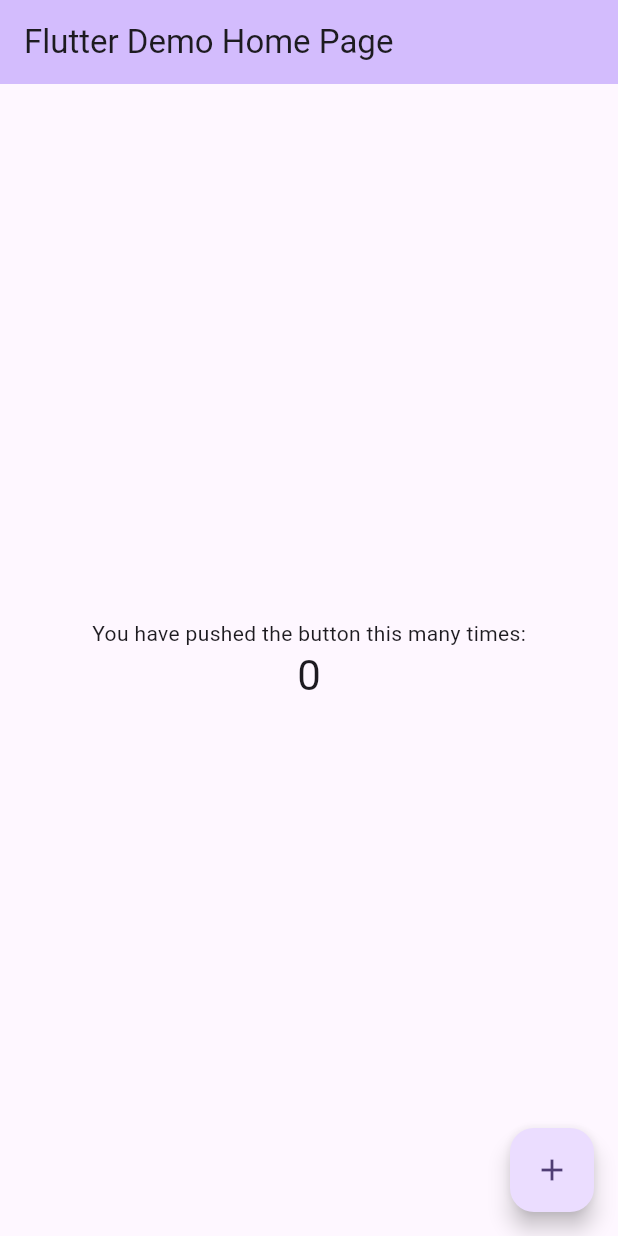
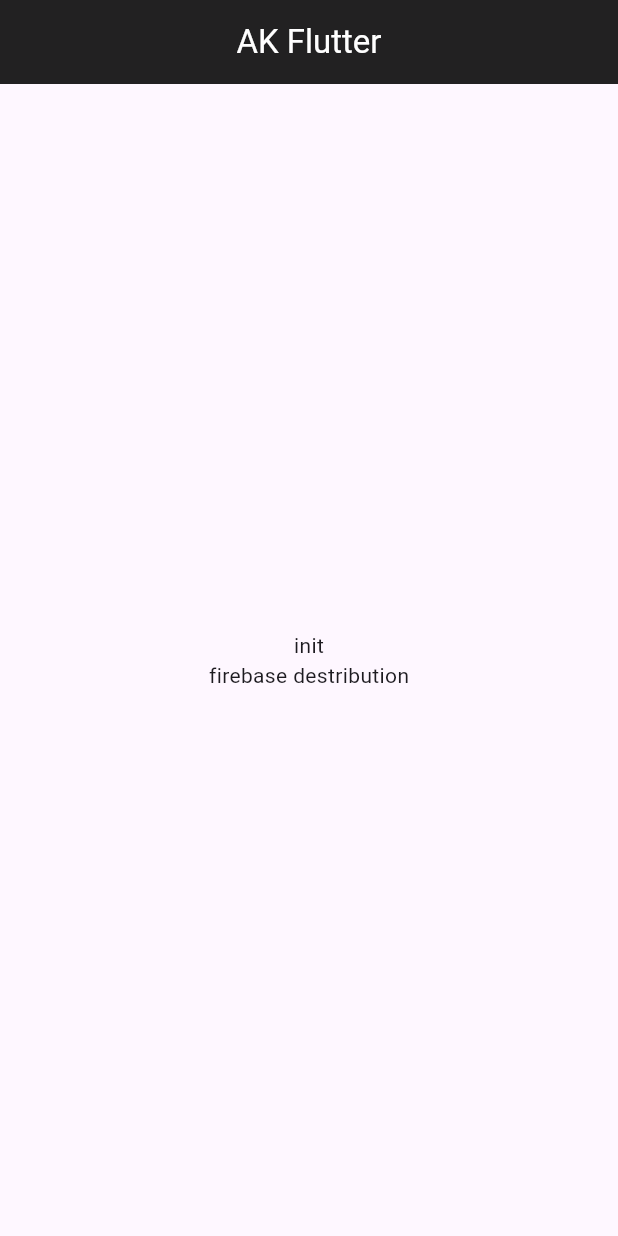
Before and after one commit to rensawamo/firebase_destribution, a Flutter app: the screen it shows after launch, on a phone screen of 412 x 824 dp. Run offline on Flutter 3.47's test engine with Material 3 defaults, Android fonts, the phone set to English and light mode, and no system bars; our stand-ins replace firebase_core; accounts and stored records are empty.

Commit message:
firebase の導入とセットアップ

```diff
--- a/lib/main.dart
+++ b/lib/main.dart
@@ -1,6 +1,9 @@
+import 'package:firebase_core/firebase_core.dart';
 import 'package:flutter/material.dart';
 
-void main() {
+void main() async {
+  WidgetsFlutterBinding.ensureInitialized();
+  await Firebase.initializeApp();
   runApp(const MyApp());
 }
 
@@ -11,115 +14,44 @@ class MyApp extends StatelessWidget {
   @override
   Widget build(BuildContext context) {
     return MaterialApp(
+      debugShowCheckedModeBanner: false,
       title: 'Flutter Demo',
       theme: ThemeData(
-        // This is the theme of your application.
-        //
-        // TRY THIS: Try running your application with "flutter run". You'll see
-        // the application has a purple toolbar. Then, without quitting the app,
-        // try changing the seedColor in the colorScheme below to Colors.green
-        // and then invoke "hot reload" (save your changes or press the "hot
-        // reload" button in a Flutter-supported IDE, or press "r" if you used
-        // the command line to start the app).
-        //
-        // Notice that the counter didn't reset back to zero; the application
-        // state is not lost during the reload. To reset the state, use hot
-        // restart instead.
-        //
-        // This works for code too, not just values: Most code changes can be
-        // tested with just a hot reload.
         colorScheme: ColorScheme.fromSeed(seedColor: Colors.deepPurple),
         useMaterial3: true,
       ),
-      home: const MyHomePage(title: 'Flutter Demo Home Page'),
+      home: const Test(),
     );
   }
 }
 
-class MyHomePage extends StatefulWidget {
-  const MyHomePage({super.key, required this.title});
-
-  // This widget is the home page of your application. It is stateful, meaning
-  // that it has a State object (defined below) that contains fields that affect
-  // how it looks.
-
-  // This class is the configuration for the state. It holds the values (in this
-  // case the title) provided by the parent (in this case the App widget) and
-  // used by the build method of the State. Fields in a Widget subclass are
-  // always marked "final".
-
-  final String title;
+class Test extends StatefulWidget {
+  const Test({super.key});
 
   @override
-  State<MyHomePage> createState() => _MyHomePageState();
+  State<Test> createState() => _testState();
 }
 
-class _MyHomePageState extends State<MyHomePage> {
-  int _counter = 0;
-
-  void _incrementCounter() {
-    setState(() {
-      // This call to setState tells the Flutter framework that something has
-      // changed in this State, which causes it to rerun the build method below
-      // so that the display can reflect the updated values. If we changed
-      // _counter without calling setState(), then the build method would not be
-      // called again, and so nothing would appear to happen.
-      _counter++;
-    });
-  }
-
+class _testState extends State<Test> {
   @override
   Widget build(BuildContext context) {
-    // This method is rerun every time setState is called, for instance as done
-    // by the _incrementCounter method above.
-    //
-    // The Flutter framework has been optimized to make rerunning build methods
-    // fast, so that you can just rebuild anything that needs updating rather
-    // than having to individually change instances of widgets.
     return Scaffold(
         appBar: AppBar(
-        // TRY THIS: Try changing the color here to a specific color (to
-        // Colors.amber, perhaps?) and trigger a hot reload to see the AppBar
-        // change color while the other colors stay the same.
-        backgroundColor: Theme.of(context).colorScheme.inversePrimary,
-        // Here we take the value from the MyHomePage object that was created by
-        // the App.build method, and use it to set our appbar title.
-        title: Text(widget.title),
+          backgroundColor: Colors.black87,
+          title: const Text(
+            "AK Flutter",
+            style: TextStyle(color: Colors.white),
+          ),
+          centerTitle: true,
         ),
         body: Center(
-        // Center is a layout widget. It takes a single child and positions it
-        // in the middle of the parent.
           child: Column(
-          // Column is also a layout widget. It takes a list of children and
-          // arranges them vertically. By default, it sizes itself to fit its
-          // children horizontally, and tries to be as tall as its parent.
-          //
-          // Column has various properties to control how it sizes itself and
-          // how it positions its children. Here we use mainAxisAlignment to
-          // center the children vertically; the main axis here is the vertical
-          // axis because Columns are vertical (the cross axis would be
-          // horizontal).
-          //
-          // TRY THIS: Invoke "debug painting" (choose the "Toggle Debug Paint"
-          // action in the IDE, or press "p" in the console), to see the
-          // wireframe for each widget.
             mainAxisAlignment: MainAxisAlignment.center,
-          children: <Widget>[
-            const Text(
-              'You have pushed the button this many times:',
-            ),
-            Text(
-              '$_counter',
-              style: Theme.of(context).textTheme.headlineMedium,
-            ),
+            children: [
+              const Text("init"),
+              const Text("firebase destribution")
             ],
           ),
-      ),
-      floatingActionButton: FloatingActionButton(
-        onPressed: _incrementCounter,
-        tooltip: 'Increment',
-        child: const Icon(Icons.add),
-      ), // This trailing comma makes auto-formatting nicer for build methods.
-    );
+        ));
   }
 }
--- a/pubspec.yaml
+++ b/pubspec.yaml
@@ -28,6 +28,7 @@ environment:
 # the latest version available on pub.dev. To see which dependencies have newer
 # versions available, run `flutter pub outdated`.
 dependencies:
+  firebase_core: ^2.25.4
   flutter:
     sdk: flutter
 
```
Also changed, not shown: lib/firebase_options.dart (added), 6 other files. Lines whose indentation alone changed are shown as unchanged.
